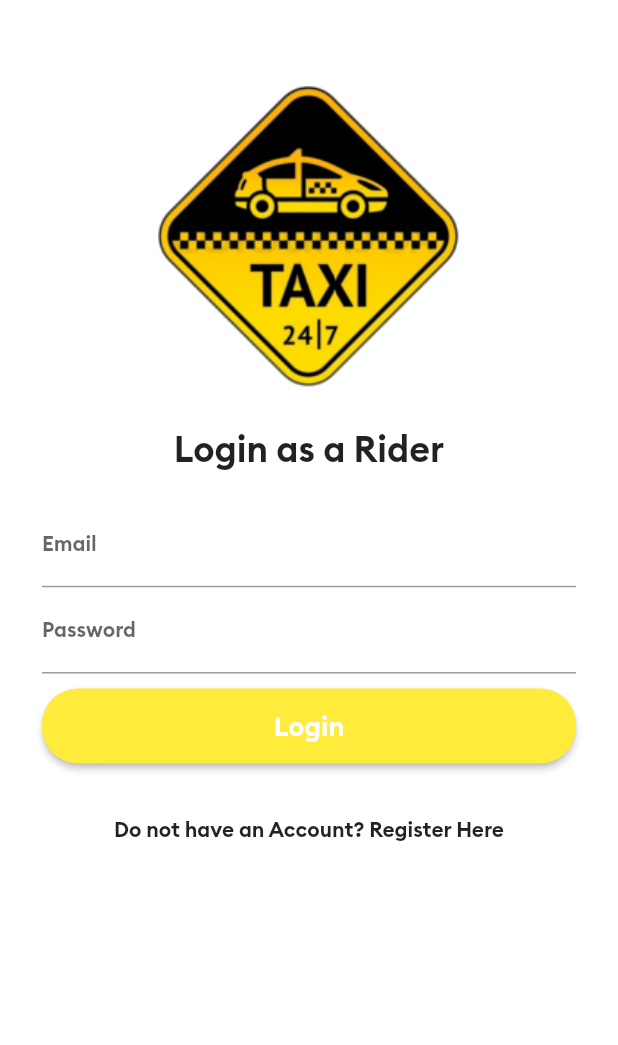
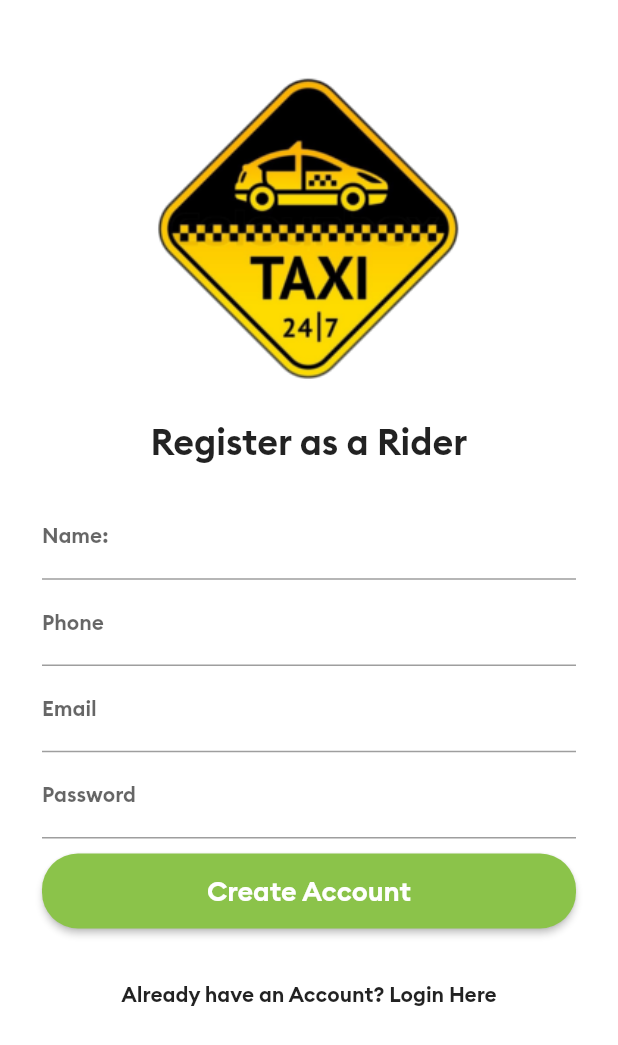
Before and after one commit to MbuviEmmanuel/riderapp, a Flutter app: the screen it shows after launch, on a phone screen of 412 x 824 dp. Shown: the top 1045 px of the screen. Run offline on Flutter 3.47's test engine with Material 2 defaults, Android fonts, the light colour scheme and no system bars.

Commit message:
Designed the Registration Screen

```diff
--- /dev/null
+++ b/lib/AllScreens/registrationScreen.dart
@@ -0,0 +1,149 @@
+import 'package:flutter/material.dart';
+
+
+class RegistrationScreen extends StatelessWidget {
+  @override
+  Widget build(BuildContext context) {
+    return Scaffold(
+      backgroundColor: Colors.white,
+      body: SingleChildScrollView(
+        child: Padding(
+          padding: const EdgeInsets.all(8.0),
+          child: Column(
+            children: [
+
+
+              SizedBox(height: 20.0,),
+              Image(
+                image: AssetImage("images/logo.png"),
+                width: 390.0,
+                height: 250.0,
+                alignment: Alignment.center,
+              ),
+
+              SizedBox(height: 1.0,),
+              Text(
+                "Register as a Rider",
+                style: TextStyle(fontSize: 24, fontFamily: "Brand Bold"),
+                textAlign: TextAlign.center,
+              ),
+
+              Padding(
+                padding: EdgeInsets.all(20.0),
+                child: Column(
+                  children: [
+
+                    SizedBox(height: 1.0,),
+                    TextField(
+                      keyboardType: TextInputType.text,
+                      decoration: InputDecoration(
+                        labelText: "Name:",
+                        labelStyle: TextStyle(
+                          fontSize: 14.0,
+                        ),
+                        hintStyle: TextStyle(
+                          color: Colors.grey,
+                          fontSize: 14.04,
+                        ),
+                      ),
+
+                      style: TextStyle(fontSize: 14.0),
+                    ),
+
+                    SizedBox(height: 1.0,),
+                    TextField(
+                      keyboardType: TextInputType.phone,
+                      decoration: InputDecoration(
+                        labelText: "Phone",
+                        labelStyle: TextStyle(
+                          fontSize: 14.0,
+                        ),
+                        hintStyle: TextStyle(
+                          color: Colors.grey,
+                          fontSize: 14.04,
+                        ),
+                      ),
+
+                      style: TextStyle(fontSize: 14.0),
+                    ),
+
+
+                    SizedBox(height: 1.0,),
+                    TextField(
+                      keyboardType: TextInputType.emailAddress,
+                      decoration: InputDecoration(
+                        labelText: "Email",
+                        labelStyle: TextStyle(
+                          fontSize: 14.0,
+                        ),
+                        hintStyle: TextStyle(
+                          color: Colors.grey,
+                          fontSize: 14.04,
+                        ),
+                      ),
+
+                      style: TextStyle(fontSize: 14.0),
+                    ),
+
+
+                    SizedBox(height: 1.0,),
+                    TextField(
+                      obscureText: true,
+                      decoration: InputDecoration(
+                        labelText: "Password",
+                        labelStyle: TextStyle(
+                          fontSize: 14.0,
+                        ),
+                        hintStyle: TextStyle(
+                          color: Colors.grey,
+                          fontSize: 14.04,
+                        ),
+                      ),
+
+                      style: TextStyle(fontSize: 14.0),
+                    ),
+
+                    SizedBox(height: 10.0,),
+                    RaisedButton(
+                      color: Colors.lightGreen,
+                      textColor: Colors.white,
+                      child: Container(
+                        height: 50.0,
+                        child: Center(
+                          child: Text(
+                            "Create Account",
+                            style: TextStyle(fontSize: 18.0, fontFamily: "Brand Bold"),
+                          ),
+                        ),
+                      ),
+
+                      shape: RoundedRectangleBorder(
+                        borderRadius: new BorderRadius.circular(24.0),
+                      ),
+
+                      onPressed: (){
+                        print("Login button pressed");
+                      },
+                    ),
+                  ],
+
+                ),
+              ),
+
+              FlatButton(
+                onPressed: (){
+                  print("Clicked");
+                },
+                child: Text(
+                  "Already have an Account? Login Here",
+                ),
+              ),
+
+
+            ],
+          ),
+        ),
+      ),
+    );
+  }
+}
--- a/lib/main.dart
+++ b/lib/main.dart
@@ -1,5 +1,6 @@
 import 'package:flutter/material.dart';
 import 'package:riderapp/AllScreens/mainScreen.dart';
+import 'package:riderapp/AllScreens/registrationScreen.dart';
 
 import 'AllScreens/loginScreen.dart';
 
@@ -19,7 +20,7 @@
 
         visualDensity: VisualDensity.adaptivePlatformDensity,
       ),
-      home: LoginScreen(),
+      home: RegistrationScreen(),
       debugShowCheckedModeBanner: false,
     );
   }
```
